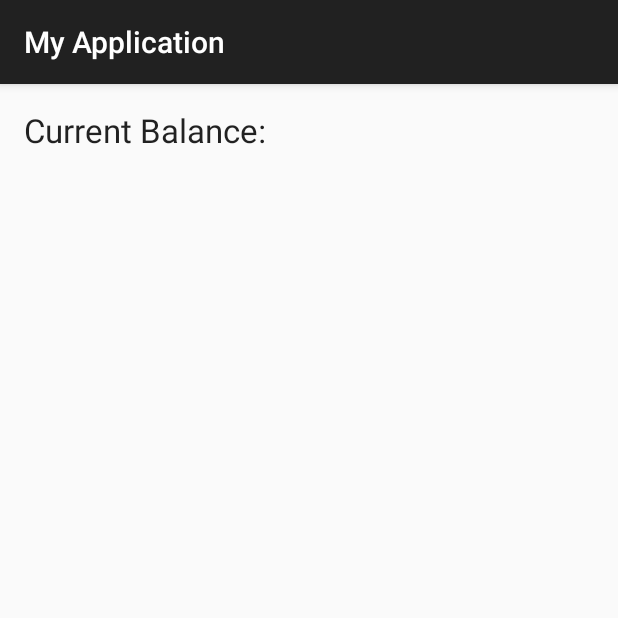
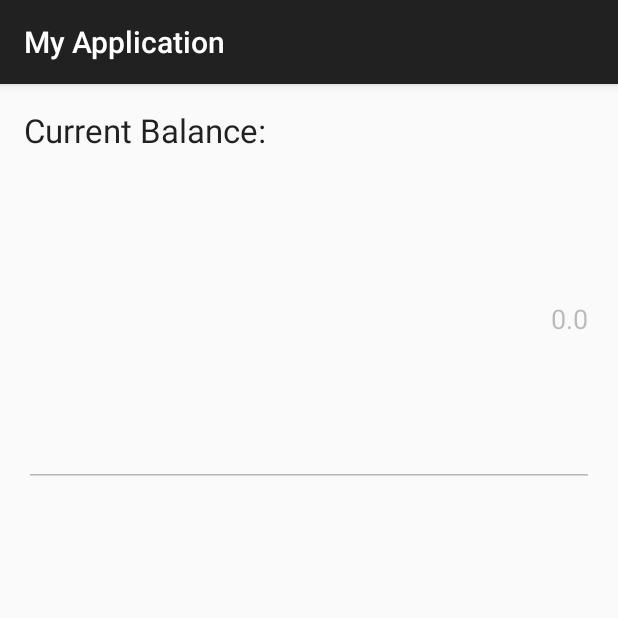
Before and after one commit to abiegamao/AndroidBankApp, an Android app: the TransactionHistory screen opened directly, with no data from a screen before it, on a phone screen of 412 x 824 dp, the top half of it. Run offline under Robolectric (Android 15) with nearby library versions, the phone set to English and light mode, and no system bars.

Commit message:
with trans history event... -abie

```diff
--- a/app/src/main/java/com/example/abiegamao/myapplication/MainActivity.java
+++ b/app/src/main/java/com/example/abiegamao/myapplication/MainActivity.java
@@ -43,6 +43,8 @@ public class MainActivity extends AppCompatActivity {
         }
 
 
+
+
     }
 
 
--- a/app/src/main/java/com/example/abiegamao/myapplication/TransactionHistory.java
+++ b/app/src/main/java/com/example/abiegamao/myapplication/TransactionHistory.java
@@ -1,13 +1,34 @@
 package com.example.abiegamao.myapplication;
 
+import android.database.Cursor;
 import android.support.v7.app.AppCompatActivity;
 import android.os.Bundle;
+import android.widget.EditText;
 
 public class TransactionHistory extends AppCompatActivity {
+    EditText curr;
+    EditText editAmount;
+    DatabaseHelper helper;
 
     @Override
     protected void onCreate(Bundle savedInstanceState) {
         super.onCreate(savedInstanceState);
         setContentView(R.layout.activity_transaction_history);
+
+        helper = new DatabaseHelper(this);
+        curr = (EditText) findViewById(R.id.editTextCurrBalTH);
+        curr.setEnabled(false);
+
+        //GET CURRENT BALANCE DEP-WITHDRAW
+        getCurrBal();
+    }
+
+
+    public void getCurrBal(){
+        Cursor d = helper.getTotalD();
+        Cursor w = helper.getTotalW();
+        d.moveToFirst();
+        w.moveToFirst();
+        curr.setText(String.valueOf(d.getDouble(0) - w.getDouble(0)));
     }
 }
--- a/app/src/main/res/layout/activity_transaction_history.xml
+++ b/app/src/main/res/layout/activity_transaction_history.xml
@@ -7,6 +7,7 @@
     android:paddingLeft="@dimen/activity_horizontal_margin"
     android:paddingRight="@dimen/activity_horizontal_margin"
     android:paddingTop="@dimen/activity_vertical_margin"
+    android:orientation="vertical"
     tools:context="com.example.abiegamao.myapplication.TransactionHistory">
 
     <TextView
@@ -15,4 +16,28 @@
         android:textAppearance="?android:attr/textAppearanceLarge"
         android:text="Current Balance:"
         android:id="@+id/textView" />
+
+    <LinearLayout
+        android:orientation="vertical"
+        android:layout_width="match_parent"
+        android:layout_height="match_parent">
+
+
+
+        <EditText
+            android:layout_width="match_parent"
+            android:layout_height="40dp"
+            android:id="@+id/editTextCurrBalTH"
+            android:layout_weight="1"
+            android:text="0.0"
+            android:textAlignment="viewEnd" />
+
+        <ListView
+            android:layout_width="wrap_content"
+            android:layout_height="300dp"
+            android:id="@+id/listView"
+            android:scrollbarAlwaysDrawVerticalTrack="true"
+            android:layout_weight="1" />
+    </LinearLayout>
+
 </LinearLayout>
--- a/app/src/main/res/layout/activity_withdraw.xml
+++ b/app/src/main/res/layout/activity_withdraw.xml
@@ -14,6 +14,7 @@
         android:paddingTop="30dp"
         android:layout_width="wrap_content"
         android:layout_height="match_parent"
+        android:onClick="clickWithdraw"
         android:layout_gravity="center_horizontal">
         <TextView
             android:layout_width="match_parent"
```
Also changed, not shown: app/src/main/java/com/example/abiegamao/myapplication/Deposit.java (+14 -20 lines), app/src/main/java/com/example/abiegamao/myapplication/HomeScreen.java (+7 -0 lines), app/src/main/java/com/example/abiegamao/myapplication/Withdraw.java (+58 -0 lines), 1 other file.
